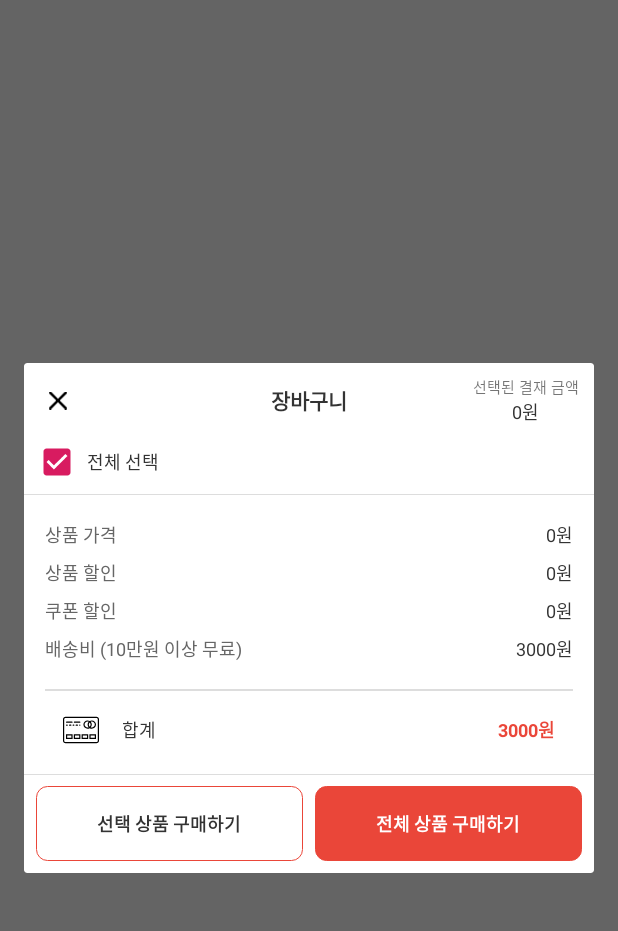
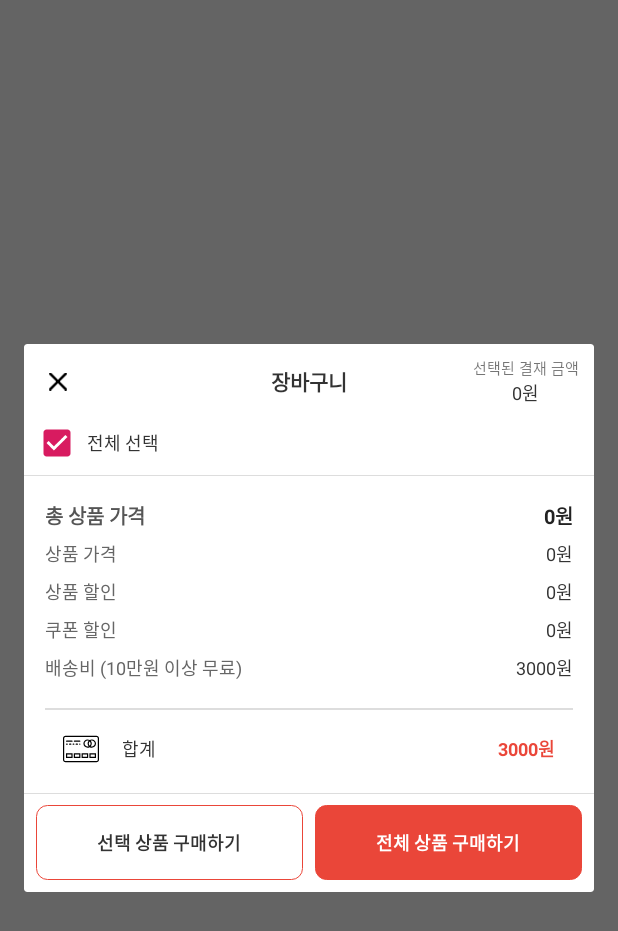
Before and after one commit to doolri1276/ArCoreDemo, an Android app: the fragment CartDialog placed in its activity, on a phone screen of 412 x 824 dp. Shown: the top 931 px of the screen. Run offline under Robolectric (Android 15) with nearby library versions, the phone set to English and light mode, and no system bars; libraries missing offline, so code that uses them is left out: com.google.ar.core, com.google.ar.sceneform; pictures from the network do not load; 11 statements that could not run were skipped.

Commit message:
- 총 가격

```diff
--- a/app/src/main/java/kr/co/naulsnow/arcoredemo/dialogs/CartDialog.java
+++ b/app/src/main/java/kr/co/naulsnow/arcoredemo/dialogs/CartDialog.java
@@ -37,7 +37,7 @@ public class CartDialog extends DialogFragment {
     TextView tvPurchaseSelected, tvPurchaseAll;
 
     //결과
-    TextView tvFurnitureSum, tvDiscountSum, tvCouponSum, tvShippingSum, tvSum;
+    TextView tvFurnitureAllSum, tvFurnitureSum, tvDiscountSum, tvCouponSum, tvShippingSum, tvSum;
 
 
     //데이터들
@@ -73,6 +73,7 @@ public class CartDialog extends DialogFragment {
 
         //결과
         tvFurnitureSum = view.findViewById(R.id.tv_furniture_sum);
+        tvFurnitureAllSum = view.findViewById(R.id.tv_furniture_all_sum);
         tvDiscountSum = view.findViewById(R.id.tv_discount_sum);
         tvCouponSum = view.findViewById(R.id.tv_coupon_sum);
         tvShippingSum = view.findViewById(R.id.tv_shipping_sum);
@@ -143,6 +144,7 @@ public class CartDialog extends DialogFragment {
 
         //결과
         tvFurnitureSum.setText(FurnitureHelper.getInstance().getSelectedSum()+"원");
+        tvFurnitureAllSum.setText(FurnitureHelper.getInstance().getAllSum()+"원");
         shippingSum = FurnitureHelper.getInstance().getCartFurnitureList().size()>0 && FurnitureHelper.getInstance().getSelectedSum()>100000?0:3000;
         tvShippingSum.setText(shippingSum+"원");
         tvSum.setText((FurnitureHelper.getInstance().getSelectedSum()+shippingSum)+"원");
--- a/app/src/main/java/kr/co/naulsnow/arcoredemo/models/FurnitureItem.java
+++ b/app/src/main/java/kr/co/naulsnow/arcoredemo/models/FurnitureItem.java
@@ -131,6 +131,7 @@ public class FurnitureItem implements Cloneable{
         this.anchorNode=anchorNodee;
 
         try {
+            isSelected=true;
             FurnitureHelper.getInstance().getCartFurnitureList().add((FurnitureItem) this.clone());
         } catch (CloneNotSupportedException e) {
             e.printStackTrace();
--- a/app/src/main/java/kr/co/naulsnow/arcoredemo/singletons/FurnitureHelper.java
+++ b/app/src/main/java/kr/co/naulsnow/arcoredemo/singletons/FurnitureHelper.java
@@ -57,4 +57,13 @@ public class FurnitureHelper {
         }
         return sum;
     }
+
+    public int getAllSum(){
+        int sum=0;
+
+        for(int i=0;i<cartFurnitureList.size();i++){
+                sum+=cartFurnitureList.get(i).getPrice();
+        }
+        return sum;
+    }
 }
--- a/app/src/main/res/layout/dialog_cart.xml
+++ b/app/src/main/res/layout/dialog_cart.xml
@@ -139,6 +139,24 @@
                 <TableLayout
                     android:layout_width="match_parent"
                     android:layout_height="wrap_content">
+                    <TableRow
+                        android:minHeight="25dp"
+                        android:gravity="center_vertical"
+                        >
+                        <TextView
+                            android:text="총 상품 가격"
+                            android:textColor="#555555"
+                            android:textStyle="bold"
+                            android:textSize="13sp"/>
+                        <TextView
+                            android:id="@+id/tv_furniture_all_sum"
+                            android:text="0원"
+                            android:layout_weight="1"
+                            android:textStyle="bold"
+                            android:gravity="right"
+                            android:textColor="#222222"
+                            android:textSize="13sp"/>
+                    </TableRow>
                     <TableRow
                         android:minHeight="25dp"
                         android:gravity="center_vertical"
```
